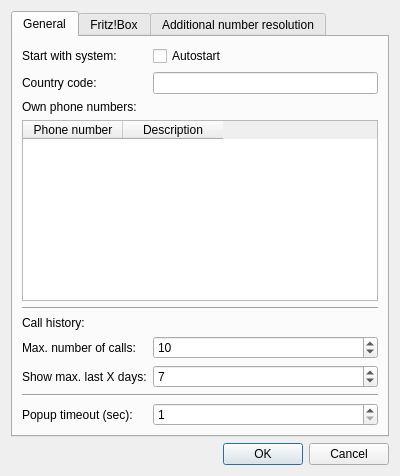
This is src/settingsdialog.ui in ElTh0r0/fritzcallindicator as Qt 5 draws it before an edit. The edited form follows.
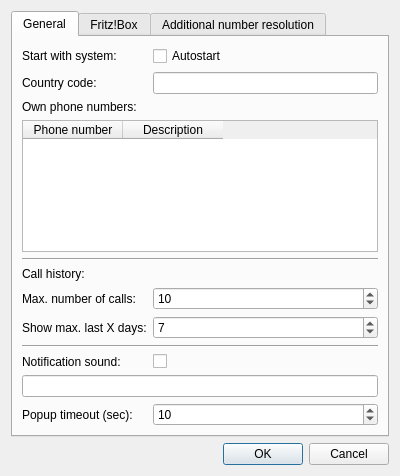
This is the edited form. Icons and pictures are not drawn.

Commit message: Add option to play a notification sound for incoming calls.

```diff
--- a/src/settingsdialog.ui
+++ b/src/settingsdialog.ui
@@ -152,13 +152,30 @@
         </widget>
        </item>
        <item row="9" column="0">
+        <widget class="QLabel" name="lblNotificationSound">
+         <property name="text">
+          <string>Notification sound:</string>
+         </property>
+        </widget>
+       </item>
+       <item row="9" column="1">
+        <widget class="QCheckBox" name="cbNotificationSound">
+         <property name="text">
+          <string notr="true"/>
+         </property>
+        </widget>
+       </item>
+       <item row="10" column="0" colspan="2">
+        <widget class="QLineEdit" name="lineEditNotification"/>
+       </item>
+       <item row="11" column="0">
         <widget class="QLabel" name="lblTimeout">
          <property name="text">
           <string>Popup timeout (sec):</string>
          </property>
         </widget>
        </item>
-       <item row="9" column="1">
+       <item row="11" column="1">
         <widget class="QSpinBox" name="spinBoxTimeout">
          <property name="minimum">
           <number>1</number>
@@ -167,7 +184,7 @@
           <number>20</number>
          </property>
          <property name="value">
-          <number>1</number>
+          <number>10</number>
          </property>
         </widget>
        </item>
```
The commit also changes 11 other files.
